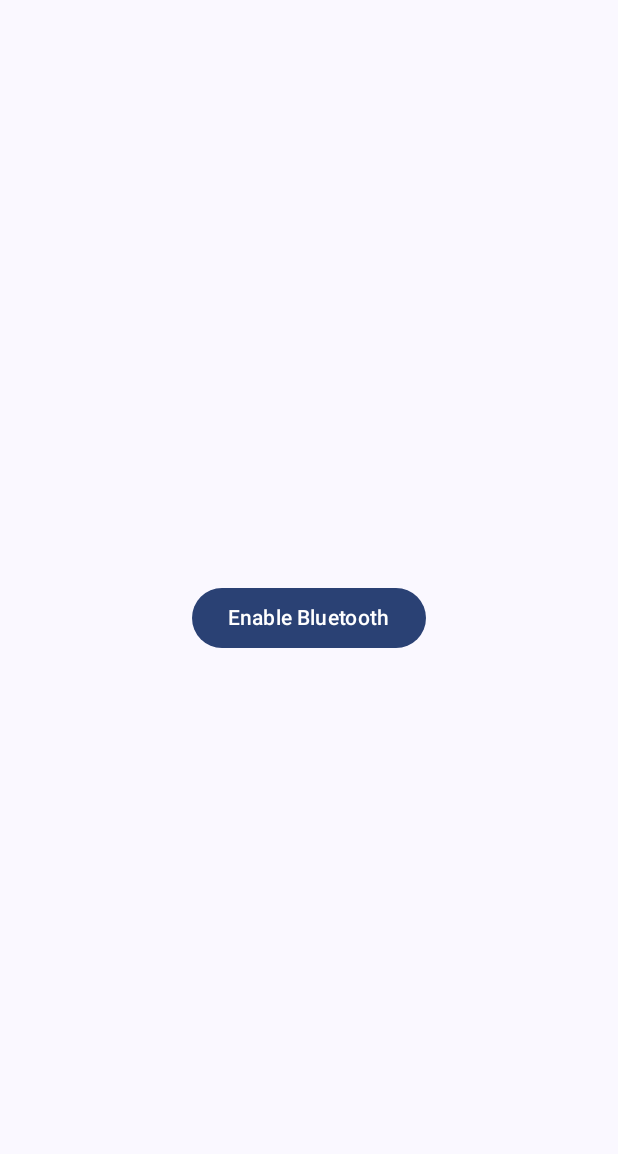
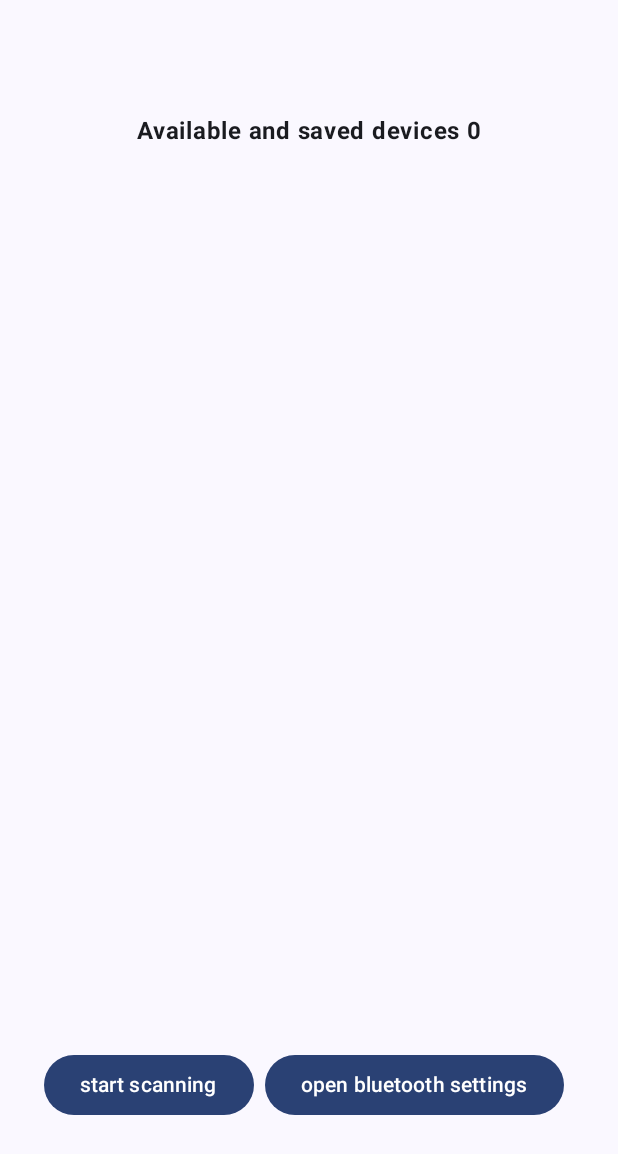
Before and after one commit to gemb0-0/Aromatic-Task, an Android app built with Jetpack Compose: the screen it shows after launch (MainActivity), on a phone screen of 412 x 824 dp. Shown: the top 1154 px of the screen. Run offline under Robolectric (Android 15) with nearby library versions, the phone set to English and light mode, and no system bars.

Commit message:
refactored code added BluetoothController and broadcastreceiver to connect and detect bluetooth devices

```diff
--- a/app/build.gradle.kts
+++ b/app/build.gradle.kts
@@ -66,4 +66,9 @@ dependencies {
     androidTestImplementation(libs.androidx.ui.test.junit4)
     debugImplementation(libs.androidx.ui.tooling)
     debugImplementation(libs.androidx.ui.test.manifest)
+
+
+        implementation("org.jetbrains.kotlinx:kotlinx-coroutines-core:1.7.1")
+        implementation("org.jetbrains.kotlinx:kotlinx-coroutines-android:1.7.1")
+
 }
--- a/app/src/main/java/com/example/aromatictask/MainActivity.kt
+++ b/app/src/main/java/com/example/aromatictask/MainActivity.kt
@@ -1,98 +1,207 @@
 package com.example.aromatictask
 
-import android.Manifest
 import android.annotation.SuppressLint
 import android.bluetooth.BluetoothAdapter
-import android.bluetooth.BluetoothManager
+import android.bluetooth.BluetoothDevice
 import android.content.Intent
-import android.content.pm.PackageManager
+import android.content.IntentFilter
+import android.os.Build
 import android.os.Bundle
+import android.provider.Settings
 import android.widget.Toast
 import androidx.activity.ComponentActivity
 import androidx.activity.compose.setContent
 import androidx.activity.enableEdgeToEdge
 import androidx.activity.result.ActivityResultLauncher
 import androidx.activity.result.contract.ActivityResultContracts
-import androidx.compose.foundation.layout.Box
+import androidx.annotation.RequiresApi
+import androidx.compose.foundation.layout.Arrangement
+import androidx.compose.foundation.layout.Column
+import androidx.compose.foundation.layout.Row
+import androidx.compose.foundation.layout.Spacer
 import androidx.compose.foundation.layout.fillMaxSize
+import androidx.compose.foundation.layout.fillMaxWidth
+import androidx.compose.foundation.layout.height
 import androidx.compose.foundation.layout.padding
+import androidx.compose.foundation.lazy.LazyColumn
+import androidx.compose.foundation.lazy.items
 import androidx.compose.material3.Button
+import androidx.compose.material3.Card
+import androidx.compose.material3.OutlinedTextField
 import androidx.compose.material3.Scaffold
 import androidx.compose.material3.Text
 import androidx.compose.runtime.Composable
+import androidx.compose.runtime.mutableStateOf
 import androidx.compose.runtime.remember
 import androidx.compose.ui.Alignment
 import androidx.compose.ui.Modifier
-import androidx.compose.ui.tooling.preview.Preview
-import androidx.core.app.ActivityCompat
+import androidx.compose.ui.text.font.FontWeight
+import androidx.compose.ui.unit.dp
+import androidx.compose.ui.unit.sp
+import com.example.aromatictask.BluetoothController.Companion.availableDevices
 import com.example.aromatictask.ui.theme.AromaticTaskTheme
+import kotlinx.coroutines.CoroutineScope
+import kotlinx.coroutines.Dispatchers
+import kotlinx.coroutines.launch
 
 class MainActivity : ComponentActivity() {
-    private lateinit var bluetoothLauncher: ActivityResultLauncher<Intent>
-    private lateinit var permissionLauncher: ActivityResultLauncher<Array<String>>
 
+
+    companion object {
+        lateinit var bluetoothLauncher: ActivityResultLauncher<Intent>
+        lateinit var permissionLauncher: ActivityResultLauncher<Array<String>>
+    }
+
+    private val filter = IntentFilter().apply {
+        addAction(BluetoothDevice.ACTION_FOUND)
+        addAction(BluetoothDevice.ACTION_BOND_STATE_CHANGED)
+        addAction(BluetoothAdapter.ACTION_DISCOVERY_FINISHED)
+        addAction(BluetoothAdapter.ACTION_DISCOVERY_STARTED)
+
+    }
+    private val openSettingsIntent = Intent(Settings.ACTION_BLUETOOTH_SETTINGS)
+
+    //rename it later
+    val bs = BluetoothController(this)
+
+    @RequiresApi(Build.VERSION_CODES.TIRAMISU)
     @SuppressLint("UnusedMaterial3ScaffoldPaddingParameter")
     override fun onCreate(savedInstanceState: Bundle?) {
         super.onCreate(savedInstanceState)
         enableEdgeToEdge()
 
-        bluetoothLauncher = registerForActivityResult(ActivityResultContracts.StartActivityForResult()) { result ->
+        permissionLauncher =
+            registerForActivityResult(ActivityResultContracts.RequestMultiplePermissions()) { permissions ->
+                if (permissions.values.all { it }) {
+                    bs.checkBluetoothStatus()
+                } else {
+                    Toast.makeText(this, "permission denied", Toast.LENGTH_SHORT).show()
+                }
+            }
+        bluetoothLauncher =
+            registerForActivityResult(ActivityResultContracts.StartActivityForResult()) { result ->
                 if (result.resultCode != RESULT_OK) {
-                Toast.makeText(this, "Bluetooth Not Enabled", Toast.LENGTH_SHORT).show()
+                    Toast.makeText(this, "enable Bluetooth", Toast.LENGTH_SHORT).show()
+                } else
+                    bs.startBluetoothDiscovery()
+            }
+
+        registerReceiver(receiver, filter, RECEIVER_EXPORTED)
+        bs.checkBluetoothPermission()
+
+        setContent {
+            AromaticTaskTheme {
+                val txt = remember { mutableStateOf("") }
+
+                Scaffold(modifier = Modifier.fillMaxSize()) {
+                    Column(
+                        modifier = Modifier.fillMaxSize(),
+                        verticalArrangement = Arrangement.Center,
+                        horizontalAlignment = Alignment.CenterHorizontally,
+                    ) {
+                        Text(
+                            text = if (!BluetoothController.isBounded.value)
+                                "Available and saved devices ${availableDevices.size}"
+                            else "Type something",
+                            fontWeight = FontWeight.Bold,
+                            modifier = Modifier
+                                .padding(top = 75.dp)
+                                .weight(2f)
+                        )
+
+
+                        if (!BluetoothController.isBounded.value) {
+                            DeviceList(availableDevices, bs)
+                            Row(modifier = Modifier
+                                .weight(2f)
+                                .padding(top = 10.dp)) {
+                                Button(onClick = {
+                                    bs.startBluetoothDiscovery()
+                                }) { Text("start scanning") }
+                                Button(onClick = {
+                                    startActivity(openSettingsIntent)
+                                }, modifier = Modifier.padding(horizontal = 7.dp))
+                                { Text("open bluetooth settings") }
+                            }
+
+                        } else {
+                            OutlinedTextField(value = txt.value, onValueChange = { txt.value = it })
+                            Spacer(modifier = Modifier.weight(2f))
                         }
                     }
 
-        permissionLauncher = registerForActivityResult(ActivityResultContracts.RequestMultiplePermissions()) { permissions ->
-            if (permissions.values.all { it }) {
-                checkBluetoothStatus()
-            } else {
-                Toast.makeText(this, "Permissions Denied", Toast.LENGTH_SHORT).show()
+                }
+
             }
         }
-        checkPermission()
-        setContent {
-            AromaticTaskTheme {
-                Scaffold(modifier = Modifier.fillMaxSize()) {
-                    Box(
-                        modifier = Modifier
-                            .fillMaxSize()
-                            .padding(it)
-                    ) {
-                        Button(
-                            onClick = {  },
-                            modifier = Modifier.align(Alignment.Center)
-                        ) {
-                            Text("Enable Bluetooth")
+
+    }
+
+    override fun onDestroy() {
+        super.onDestroy()
+        try {
+            unregisterReceiver(receiver)
+        } catch (_: Exception) {
+
         }
     }
+
 }
+
+@Composable
+fun DeviceList(devices: List<BluetoothDevice>, bs: BluetoothController) {
+
+
+    LazyColumn(modifier = Modifier.height(555.dp)) {
+        items(devices, key = { it.address }) { device ->
+            DeviceItem(device, bs)
         }
     }
 }
 
-    private fun checkPermission() {
-        val permissions = arrayOf(
-            Manifest.permission.BLUETOOTH,
-            Manifest.permission.BLUETOOTH_CONNECT,
-            Manifest.permission.BLUETOOTH_ADVERTISE,
-            Manifest.permission.BLUETOOTH_SCAN
+@SuppressLint("MissingPermission")
+@Composable
+fun DeviceItem(device: BluetoothDevice, bs: BluetoothController) {
+
+    Card(
+        modifier = Modifier
+            .fillMaxWidth()
+            .padding(horizontal = 25.dp, vertical = 7.dp),
+        onClick = {
+            CoroutineScope(Dispatchers.IO).launch {
+                bs.connect(device)
+            }
+        }
+    ) {
+        Column(
+            modifier = Modifier.padding(16.dp)
+        ) {
+            Text(
+                text = device.name ?: "Unknown Device",
+                fontWeight = FontWeight.Bold
             )
-        if (permissions.all { ActivityCompat.checkSelfPermission(this, it) == PackageManager.PERMISSION_GRANTED }) {
-            checkBluetoothStatus()
-        } else {
-            permissionLauncher.launch(permissions)
+            Text(
+                text = "MAC Address: ${device.address}",
+                fontSize = 12.sp
+            )
+
+            Text(
+                text = "Bound State: ${
+                    getDeviceStatus(device.bondState)
+                }",
+                fontSize = 12.sp
+            )
         }
     }
 
-    @SuppressLint("MissingPermission")
-    private fun checkBluetoothStatus() {
-        val bluetoothManager = getSystemService(BluetoothManager::class.java)
-        val bluetoothAdapter = bluetoothManager.adapter
-        if (bluetoothAdapter == null) {
-            Toast.makeText(this, "This device doesn't support Bluetooth", Toast.LENGTH_SHORT).show()
-        } else if (!bluetoothAdapter.isEnabled) {
-            val enableBtIntent = Intent(BluetoothAdapter.ACTION_REQUEST_ENABLE)
-            bluetoothLauncher.launch(enableBtIntent)
+
+}
+
+private fun getDeviceStatus(bondState: Int): String {
+    return when (bondState) {
+        BluetoothDevice.BOND_BONDED -> "Paired Before"
+        BluetoothDevice.BOND_BONDING -> "Pairing"
+        BluetoothDevice.BOND_NONE -> "Not Paired"
+        else -> "Unknown"
     }
 }
-}
--- /dev/null
+++ b/app/src/main/java/com/example/aromatictask/showDevices.kt
@@ -0,0 +1,112 @@
+package com.example.aromatictask
+
+import android.Manifest
+import android.annotation.SuppressLint
+import android.bluetooth.BluetoothAdapter
+import android.bluetooth.BluetoothClass
+import android.bluetooth.BluetoothDevice
+import android.bluetooth.BluetoothManager
+import android.content.Context
+import android.content.Intent
+import android.content.pm.PackageManager
+import android.util.Log
+import androidx.compose.runtime.mutableStateListOf
+import androidx.compose.runtime.mutableStateOf
+import androidx.compose.runtime.toMutableStateList
+import androidx.core.app.ActivityCompat
+import com.example.aromatictask.MainActivity.Companion.bluetoothLauncher
+import com.example.aromatictask.MainActivity.Companion.permissionLauncher
+
+
+class BluetoothController(val context: Context) {
+
+    val bluetoothManager by lazy { context.getSystemService(BluetoothManager::class.java) }
+    val bluetoothAdapter by lazy { bluetoothManager.adapter }
+
+
+    companion object {
+        var isBounded = mutableStateOf(false)
+        var availableDevices = mutableStateListOf<BluetoothDevice>()
+    }
+
+    fun checkBluetoothPermission() {
+        val permissions = arrayOf(
+            Manifest.permission.BLUETOOTH,
+            Manifest.permission.BLUETOOTH_CONNECT,
+            Manifest.permission.BLUETOOTH_ADVERTISE,
+            Manifest.permission.BLUETOOTH_SCAN,
+            Manifest.permission.ACCESS_FINE_LOCATION
+        )
+
+        if (permissions.all {
+                ActivityCompat.checkSelfPermission(context, it) == PackageManager.PERMISSION_GRANTED
+            }) {
+            checkBluetoothStatus()
+        } else {
+            permissionLauncher.launch(permissions)
+        }
+    }
+
+    @SuppressLint("MissingPermission")
+    fun checkBluetoothStatus() {
+        availableDevices = bluetoothAdapter.bondedDevices.toMutableStateList()
+        if (!bluetoothAdapter.isEnabled) {
+            val enableBtIntent = Intent(BluetoothAdapter.ACTION_REQUEST_ENABLE)
+            bluetoothLauncher.launch(enableBtIntent)
+        } else
+            filterBoundedDevices(availableDevices)
+        //  startBluetoothDiscovery()
+
+    }
+
+    @SuppressLint("MissingPermission")
+    fun startBluetoothDiscovery() {
+        availableDevices.clear()
+
+        val pairedDevices: Set<BluetoothDevice>? = bluetoothAdapter?.bondedDevices
+        pairedDevices?.let { devices ->
+            availableDevices.addAll(devices)
+        }
+
+        if (bluetoothAdapter?.isDiscovering == false) {
+            bluetoothAdapter.startDiscovery()
+        }
+    }
+
+    @SuppressLint("MissingPermission")
+    private fun filterBoundedDevices(lst: List<BluetoothDevice>) {
+        lst.forEach { device ->
+            if (device.isAlreadyConnected() &&
+                device.bluetoothClass.majorDeviceClass == BluetoothClass.Device.Major.PERIPHERAL
+            )
+                isBounded.value = true
+        }
+
+    }
+
+    private fun BluetoothDevice.isAlreadyConnected(): Boolean {
+        return try {
+            javaClass.getMethod("isConnected").invoke(this) as? Boolean? ?: false
+
+        } catch (e: Throwable) {
+            false
+        }
+    }
+
+
+    @SuppressLint("MissingPermission")
+    suspend fun connect(device: BluetoothDevice) {
+        try {
+            if (device.bondState == BluetoothDevice.BOND_NONE) {
+                device.createBond()
+            }
+
+        } catch (e: Exception) {
+            Log.i("Bluetooth ", "failed with exception $e")
+        }
+
+
+    }
+
+
+}
```
Also changed, not shown: app/src/main/java/com/example/aromatictask/bluetoothBroadcastReceiver.kt (added, +58 -0 lines). Lines whose indentation alone changed are shown as unchanged.
